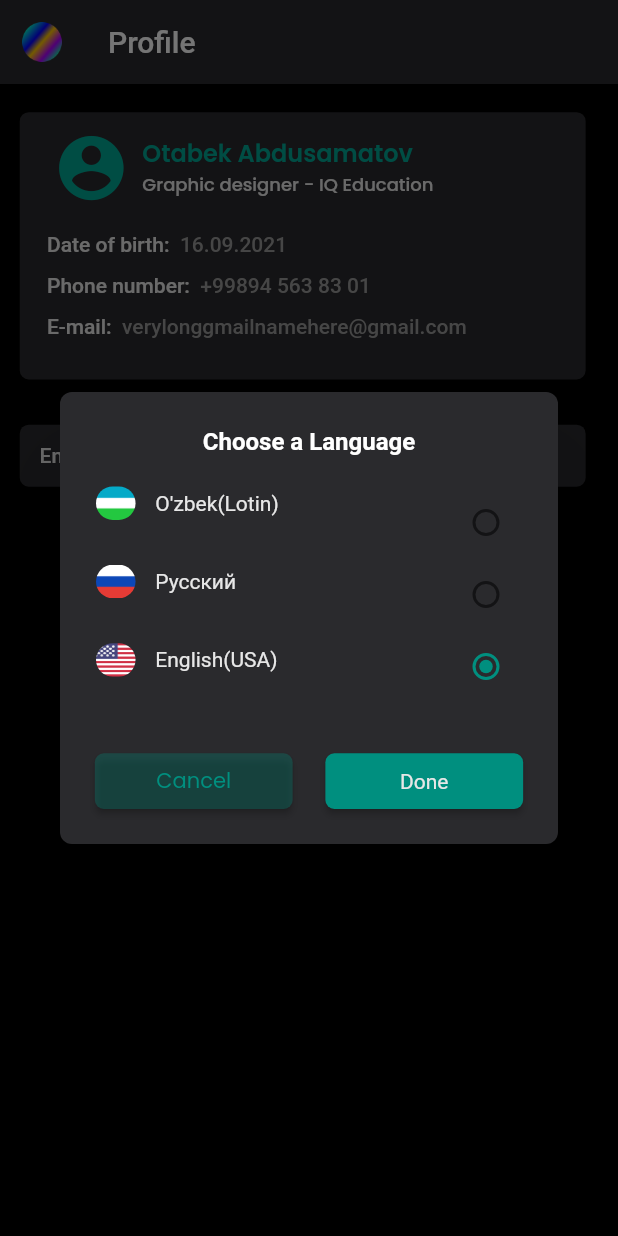
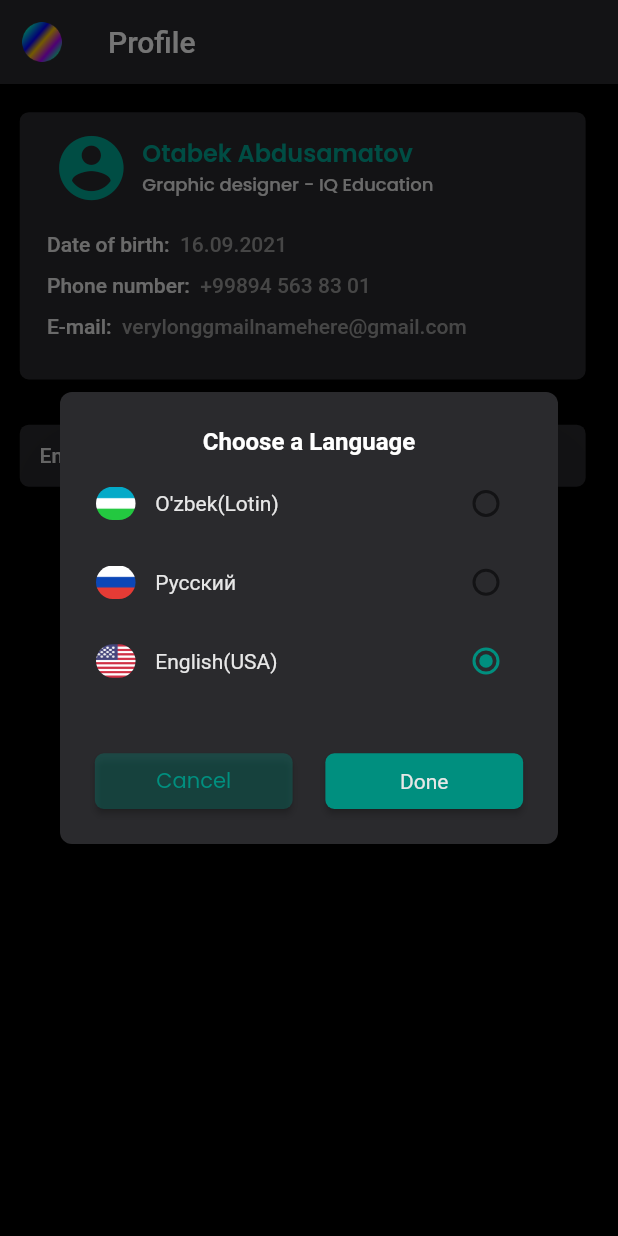
Before and after one commit to Muxtor141/ibilling, a Flutter app: the PageProfile screen opened directly, after a tap on an icon or button, on a phone screen of 412 x 824 dp. Run offline on Flutter 3.47's test engine with Material 2 defaults, Android fonts, the phone set to English and light mode, and no system bars; our stand-ins replace bloc, easy_localization, flutter_bloc, google_fonts, hexcolor, jiffy and 1 more; missing offline and left inert: mockito; accounts and stored records are empty; network calls fail; Roboto replaces fonts that are missing (Ubuntu).

Commit message:
Bug fixes
-Added Russian language to the app
-Fixed overflowing issues in Profile page
-Fixed current month,year of date not changing when date selected with different month and year
-

```diff
--- a/assets/translations/en-US.json
+++ b/assets/translations/en-US.json
@@ -46,7 +46,7 @@
     "newContract":{
         "addContract":"Save Contract",
         "create":"What you want to create",
-        "new contract":"New contract",
+        "newContract":"New contract",
         "invididual":"Individual",
         "citizen":"Citizen",
         "legal":"Yuridik",
@@ -63,6 +63,8 @@
         "new":"New Invoice"
     },
     "contractItem":{
+        "status":"Status",
+        "address":"Address",
         "name":"Fish",
         "amount":"Amount",
         "invoice":"Last invoice",
@@ -70,7 +72,7 @@
         "created":"Created at",
         "delete":"Delete contract",
         "create":"Create contract",
-        "extra":"Other contracts with \n Yoldosheva Feruza",
+        "extra":"Other contracts with \n ",
         "comment":"Leave a comment,why are you \n       deleting this contract",
         "cancel":"Cancel",
         "done":"Done"
--- a/assets/translations/uz-UZ.json
+++ b/assets/translations/uz-UZ.json
@@ -74,7 +74,7 @@
         "created":"Yaratilgan",
         "delete":"Shartnomani o'chirish",
         "create":"Shartnoma yaratish",
-        "extra":"Yoldosheva Feruza bilan \n boshqa shartnomalar ",
+        "extra":" bilan \nboshqa shartnomalar ",
         "comment":"Nima uchun bu shartnomani o'chirayotganingiz  \n        uchun sabab qoldiring",
         "cancel":"Qaytish",
         "done":"Bajarish"
--- a/lib/main.dart
+++ b/lib/main.dart
@@ -74,8 +74,8 @@ class MyApp extends StatelessWidget {
               create: (BuildContext c) => FetchDataBloc2()),
           BlocProvider<DateUpdateBloc2>(
               create: (BuildContext c) => DateUpdateBloc2()),
-          BlocProvider<SelectedDateCubit>(
-              create: (BuildContext c) => SelectedDateCubit()),
+          BlocProvider<SelectedDateIndexCubit>(
+              create: (BuildContext c) => SelectedDateIndexCubit()),
           BlocProvider<CurrentSingleItemCubit>(
               create: (BuildContext c) => CurrentSingleItemCubit()),
           BlocProvider<FetchSpecialDataBloc>(
--- a/lib/pages/contracts/date_filter.dart
+++ b/lib/pages/contracts/date_filter.dart
@@ -110,7 +110,7 @@ class _DateFilterState extends State<DateFilter> {
                   child: Row(
                     children: [
                       Container(
-                        width: sizeQuery.width * 0.4,
+                        width: sizeQuery.width * 0.41,
                         child: Row(
                           children: [
                             Checkbox(
@@ -156,7 +156,7 @@ class _DateFilterState extends State<DateFilter> {
                 Row(
                   children: [
                     Container(
-                      width: sizeQuery.width * 0.4,
+                      width: sizeQuery.width * 0.41,
                       child: Row(
                         children: [
                           Checkbox(
--- a/lib/pages/new/special_textfield.dart
+++ b/lib/pages/new/special_textfield.dart
@@ -7,9 +7,10 @@ import 'package:ibilling/components/billing_icons_icons.dart';
 import 'package:ibilling/services/adding/add_data_bloc.dart';
 import 'package:ibilling/services/adding/radio_cubit.dart';
 
+
 class ModalTextField extends StatefulWidget {
   final AppBar appbar;
-  final RadioStatus cubit;
+  final BuildContext cubit;
   final GlobalKey<FormState> formKey;
   final String? Function(String?)? function;
   final CreateContractBloc bloc;
@@ -81,7 +82,7 @@ class _ModalTextFieldState extends State<ModalTextField> {
                           : SetPaidStatus(text);
                       context1.read<CreateContractBloc>().add(event);
                       Timer(Duration(milliseconds: 200), () {
-                        widget.cubit.updateIndividual(text);
+                        widget.cubit.read<RadioStatus>().updateIndividual(text);
                         widget.textController.text = context1
                             .read<CreateContractBloc>()
                             .state[widget.eventIndex];
--- a/lib/pages/profile/dialog.dart
+++ b/lib/pages/profile/dialog.dart
@@ -3,24 +3,20 @@ import 'package:google_fonts/google_fonts.dart';
 import 'package:hexcolor/hexcolor.dart';
 import 'package:easy_localization/easy_localization.dart';
 import 'package:ibilling/services/events_cubit.dart';
+import 'package:flutter_bloc/flutter_bloc.dart';
 
 class LanguageDialog extends StatefulWidget {
-  LanguageDialog({Key? key}) : super(key: key);
+  final BuildContext blocContext;
+  final Locale state;
+  LanguageDialog({Key? key, required this.blocContext, required this.state})
+      : super(key: key);
 
   @override
   _LanguageDialogState createState() => _LanguageDialogState();
 }
 
 class _LanguageDialogState extends State<LanguageDialog> {
-  var language = LanguageChangerCubit();
-  Locale radioindex = Locale('en', "US");
-
-  changeIndex(Locale? locale) {
-    setState(() {
-      radioindex = locale!;
-    });
-  }
-
+  Locale radioindex = Locale("en", "US");
   final style = GoogleFonts.ubuntu(
       fontWeight: FontWeight.w400,
       fontSize: 14,
@@ -29,6 +25,15 @@ class _LanguageDialogState extends State<LanguageDialog> {
 
   @override
   Widget build(BuildContext context) {
+
+    changeLocale(Locale? locale) {
+      setState(() {
+        radioindex = locale!;
+      });
+
+
+    }
+
     final sizeQuery = MediaQuery.of(context).size;
     final cubitData = DataProvider();
     final heightQuery = sizeQuery.height -
@@ -80,7 +85,9 @@ class _LanguageDialogState extends State<LanguageDialog> {
                         borderRadius: BorderRadius.circular(6)),
                     color: HexColor('#008F7F'),
                     onPressed: () {
-                      language.updateLanguage(radioindex, context);
+                      widget.blocContext
+                          .read<LanguageChangerCubit>()
+                          .updateLanguage(radioindex, context);
                       Navigator.pop(context);
                     },
                     child: Text(
@@ -100,13 +107,11 @@ class _LanguageDialogState extends State<LanguageDialog> {
       content: Container(
         width: sizeQuery.width * 0.87,
         height: heightQuery * 0.19,
-        child: Row(
-          mainAxisAlignment: MainAxisAlignment.spaceBetween,
-          children: [
-            Column(
+        child: Column(
           children: [
             Container(
-                  width: sizeQuery.width * 0.4,
+              height: heightQuery * 0.0294,
+              width: sizeQuery.width * 0.87,
               child: Row(
                 mainAxisAlignment: MainAxisAlignment.start,
                 children: [
@@ -123,6 +128,13 @@ class _LanguageDialogState extends State<LanguageDialog> {
                   Text(
                     "O'zbek(Lotin)",
                     style: style,
+                  ),
+                  Spacer(),
+                  Radio(
+                    activeColor: HexColor('#008F7F'),
+                    value: Locale('uz', "UZ"),
+                    groupValue: radioindex,
+                    onChanged: changeLocale,
                   )
                 ],
               ),
@@ -131,7 +143,8 @@ class _LanguageDialogState extends State<LanguageDialog> {
               height: heightQuery * 0.039,
             ),
             Container(
-                  width: sizeQuery.width * 0.4,
+              height: heightQuery * 0.0294,
+              width: sizeQuery.width * 0.87,
               child: Row(
                 mainAxisAlignment: MainAxisAlignment.start,
                 children: [
@@ -149,6 +162,13 @@ class _LanguageDialogState extends State<LanguageDialog> {
                     "Русский",
                     style: style,
                   ),
+                  Spacer(),
+                  Radio(
+                    activeColor: HexColor('#008F7F'),
+                    value: Locale('ru', "RU"),
+                    groupValue: radioindex,
+                    onChanged: changeLocale,
+                  )
                 ],
               ),
             ),
@@ -156,7 +176,8 @@ class _LanguageDialogState extends State<LanguageDialog> {
               height: heightQuery * 0.039,
             ),
             Container(
-                  width: sizeQuery.width * 0.4,
+              height: heightQuery * 0.0294,
+              width: sizeQuery.width * 0.87,
               child: Row(
                 mainAxisAlignment: MainAxisAlignment.start,
                 children: [
@@ -173,37 +194,19 @@ class _LanguageDialogState extends State<LanguageDialog> {
                   Text(
                     "English(USA)",
                     style: style,
+                  ),
+                  Spacer(),
+                  Radio(
+                    activeColor: HexColor('#008F7F'),
+                    value: Locale('en', "US"),
+                    groupValue: radioindex,
+                    onChanged: changeLocale,
                   )
                 ],
               ),
             ),
           ],
         ), //Language Texts End
-
-            Column(
-              children: [
-                Radio(
-                  activeColor: HexColor('#008F7F'),
-                  value: Locale('uz', "UZ"),
-                  groupValue: radioindex,
-                  onChanged: changeIndex,
-                ),
-                Radio(
-                  activeColor: HexColor('#008F7F'),
-                  value: Locale('ru', "RU"),
-                  groupValue: radioindex,
-                  onChanged: changeIndex,
-                ),
-                Radio(
-                  activeColor: HexColor('#008F7F'),
-                  value: Locale('en', "US"),
-                  groupValue: radioindex,
-                  onChanged: changeIndex,
-                ),
-              ],
-            )
-          ],
-        ),
       ),
     );
   }
--- a/lib/pages/profile/profile_main.dart
+++ b/lib/pages/profile/profile_main.dart
@@ -1,4 +1,5 @@
 import 'package:flutter/material.dart';
+import 'package:flutter_bloc/flutter_bloc.dart';
 import 'package:google_fonts/google_fonts.dart';
 import 'package:hexcolor/hexcolor.dart';
 import 'package:easy_localization/easy_localization.dart';
@@ -14,7 +15,7 @@ class PageProfile extends StatefulWidget {
 }
 
 class _PageProfileState extends State<PageProfile> {
-  final _cubit = LanguageChangerCubit();
+  String languageText = "English(USA)";
   final TextStyle style = GoogleFonts.ubuntu(
       fontSize: 14,
       fontWeight: FontWeight.w500,
@@ -29,7 +30,6 @@ class _PageProfileState extends State<PageProfile> {
   @override
   @override
   Widget build(BuildContext context) {
-    _cubit.updateAlways(context);
     final cubitData = DataProvider();
     final sizeQuery = MediaQuery.of(context).size;
     final heightQuery = sizeQuery.height -
@@ -160,7 +160,21 @@ class _PageProfileState extends State<PageProfile> {
             SizedBox(
               height: heightQuery * 0.0147,
             ),
-            Container(
+            BlocConsumer<LanguageChangerCubit, Locale>(
+              listener: (c, s) {},
+              builder: (context1, state1) {
+
+                switch (context.locale.toString()) {
+                  case "en_US":
+                    languageText = "English(USA)";
+                    break;
+                  case "ru_RU":
+                    languageText = "Русский";
+                    break;
+                  case "uz_UZ":
+                    languageText = "O'zbek(Lotin)";
+                }
+                return Container(
                   decoration: BoxDecoration(
                       borderRadius: BorderRadius.circular(6),
                       color: Theme.of(context).cardColor),
@@ -179,7 +193,7 @@ class _PageProfileState extends State<PageProfile> {
                       mainAxisAlignment: MainAxisAlignment.spaceBetween,
                       children: [
                         Text(
-                      'English(USA)',
+                          languageText,
                           style: style,
                         ),
                         IconButton(
@@ -187,13 +201,18 @@ class _PageProfileState extends State<PageProfile> {
                               showDialog(
                                   context: context,
                                   builder: (c) {
-                                return LanguageDialog();
+                                    return LanguageDialog(
+                                      blocContext: context1,
+                                      state: state1,
+                                    );
                                   });
                             },
                             icon: Icon(BillingIcons.language_us))
                       ],
                     ),
                   ),
+                );
+              },
             ),
           ],
         ),
--- a/lib/services/adding/add_data_bloc.dart
+++ b/lib/services/adding/add_data_bloc.dart
@@ -1,5 +1,4 @@
 import 'package:bloc/bloc.dart';
-import 'package:flutter/cupertino.dart';
 
 /// The events which `CounterBloc` will react to.
 class ControllerTextEvent {}
--- a/lib/services/events_cubit.dart
+++ b/lib/services/events_cubit.dart
@@ -10,11 +10,14 @@ class DataProvider extends Cubit<double> {
 
 class LanguageChangerCubit extends Cubit<Locale> {
   LanguageChangerCubit() : super(Locale("en", "US"));
-  updateAlways(BuildContext context) {
-    emit(context.locale);
+
+
+  updateIndex(Locale? locale) {
+
+    emit(locale!);
+
   }
-
-  updateLanguage(Locale? locale, BuildContext context) {
+   updateLanguage(Locale? locale, BuildContext context) {
     context.setLocale(locale!);
     emit(locale);
   }
@@ -25,10 +28,11 @@ class NavBarindex extends Cubit<int> {
   void updateIndex(int num) => emit(num);
 }
 
-class SelectedDateCubit extends Cubit<int> {
-  SelectedDateCubit() : super(0);
+class SelectedDateIndexCubit extends Cubit<int> {
+  SelectedDateIndexCubit() : super(0);
   void updateIndex(int num) => emit(num);
 }
+
 
 class ValidationCubit extends Cubit<bool> {
   ValidationCubit() : super(true);
@@ -41,10 +45,10 @@ class CurrentSingleItemCubit extends Cubit<ModelContract> {
 
   void updateSingleItem(ModelContract contract) {
     emit(contract);
+  }
 
+  void updateSavedStatus() {
+    state.isSaved = !state.isSaved;
+    emit(state);
   }
-   void updateSavedStatus() {
-      state.isSaved = !state.isSaved;
-      emit(state);
-    }
 }
```
Also changed, not shown: assets/translations/ru-RU.json (+83 -0 lines), lib/home/home.dart (+5 -2 lines), lib/pages/contracts/calendar.dart (+21 -16 lines), lib/pages/new/add_contract.dart (+24 -16 lines), lib/pages/single/single_item_card.dart (+4 -4 lines). Lines whose indentation alone changed are shown as unchanged.
